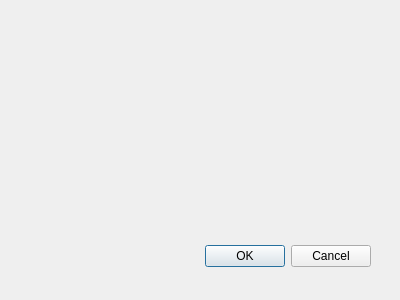
This is speckleTracking/src/ui/dialogsaveplot.ui in stepanmracek/icrc as Qt 5 draws it before an edit. The edited form follows.
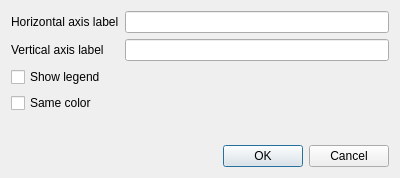
This is the edited form.

Commit message: - ‘publications/01/#concept.lyx#’ / ‘publications/01/concept.lyx’ / ‘publications/01/fig/beat2beatMainStrain.pdf’ / ‘publications/01/fig/beat2beatSegmentStrain.pdf’ + ‘publications/01/fig/pca-in-action.png’ / ‘speckleTracking/src/test/test.h’ / ‘speckleTracking/src/ui/dialogbeattobeat.ui’ / ‘speckleTracking/src/ui/dialogsaveplot.cpp’ / ‘speckleTracking/src/ui/dialogsaveplot.h’ / ‘speckleTracking/src/ui/dialogsaveplot.ui’ ...

```diff
--- a/speckleTracking/src/ui/dialogsaveplot.ui
+++ b/speckleTracking/src/ui/dialogsaveplot.ui
@@ -9,28 +9,75 @@
     <x>0</x>
     <y>0</y>
     <width>400</width>
-    <height>300</height>
+    <height>178</height>
    </rect>
   </property>
   <property name="windowTitle">
    <string>Dialog</string>
   </property>
-  <widget name="buttonBox" class="QDialogButtonBox">
-   <property name="geometry">
-    <rect>
-     <x>30</x>
-     <y>240</y>
-     <width>341</width>
-     <height>32</height>
-    </rect>
-   </property>
-   <property name="orientation">
-    <enum>Qt::Horizontal</enum>
-   </property>
-   <property name="standardButtons">
-    <set>QDialogButtonBox::Cancel|QDialogButtonBox::Ok</set>
-   </property>
-  </widget>
+  <layout class="QVBoxLayout" name="verticalLayout">
+   <item>
+    <layout class="QFormLayout" name="formLayout">
+     <item row="0" column="0">
+      <widget class="QLabel" name="label">
+       <property name="text">
+        <string>Horizontal axis label</string>
+       </property>
+      </widget>
+     </item>
+     <item row="0" column="1">
+      <widget class="QLineEdit" name="leHorizontalAxis"/>
+     </item>
+     <item row="1" column="0">
+      <widget class="QLabel" name="label_2">
+       <property name="text">
+        <string>Vertical axis label</string>
+       </property>
+      </widget>
+     </item>
+     <item row="1" column="1">
+      <widget class="QLineEdit" name="leVerticakAxis"/>
+     </item>
+    </layout>
+   </item>
+   <item>
+    <widget class="QCheckBox" name="cbxShowLegend">
+     <property name="text">
+      <string>Show legend</string>
+     </property>
+    </widget>
+   </item>
+   <item>
+    <widget class="QCheckBox" name="cbxSameColor">
+     <property name="text">
+      <string>Same color</string>
+     </property>
+    </widget>
+   </item>
+   <item>
+    <spacer name="verticalSpacer">
+     <property name="orientation">
+      <enum>Qt::Vertical</enum>
+     </property>
+     <property name="sizeHint" stdset="0">
+      <size>
+       <width>20</width>
+       <height>40</height>
+      </size>
+     </property>
+    </spacer>
+   </item>
+   <item>
+    <widget class="QDialogButtonBox" name="buttonBox">
+     <property name="orientation">
+      <enum>Qt::Horizontal</enum>
+     </property>
+     <property name="standardButtons">
+      <set>QDialogButtonBox::Cancel|QDialogButtonBox::Ok</set>
+     </property>
+    </widget>
+   </item>
+  </layout>
  </widget>
  <pixmapfunction/>
  <resources/>
```
Left out of the diff: 7 changed lines with no effect on the pictures. The commit also changes 10 other files.
